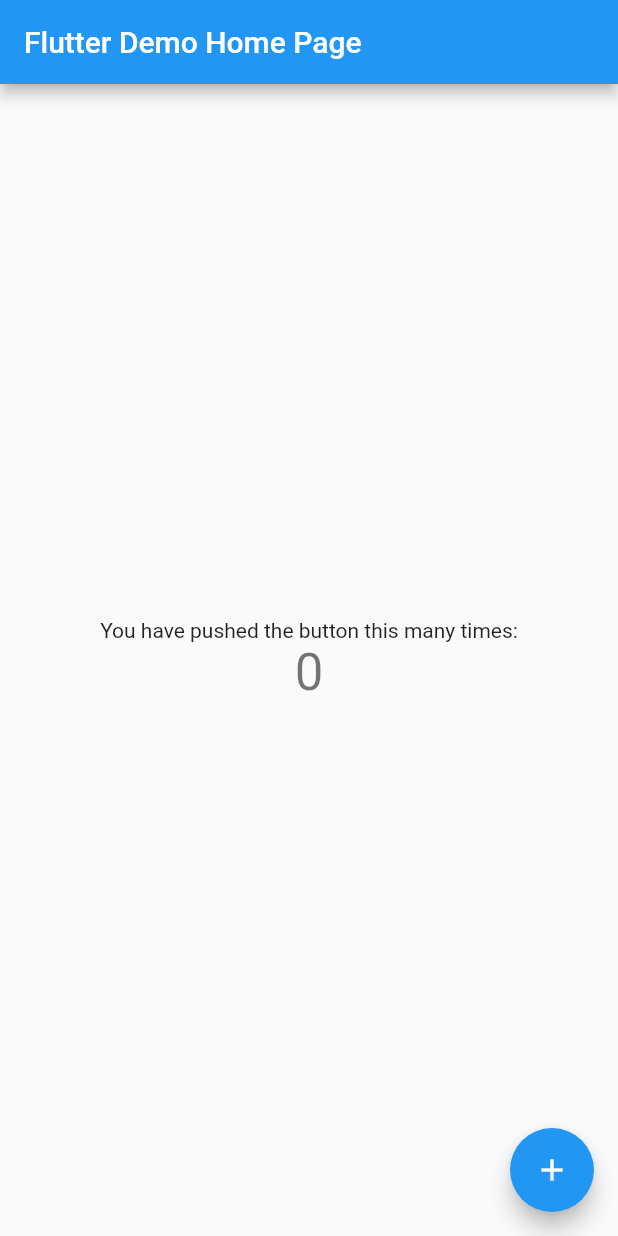
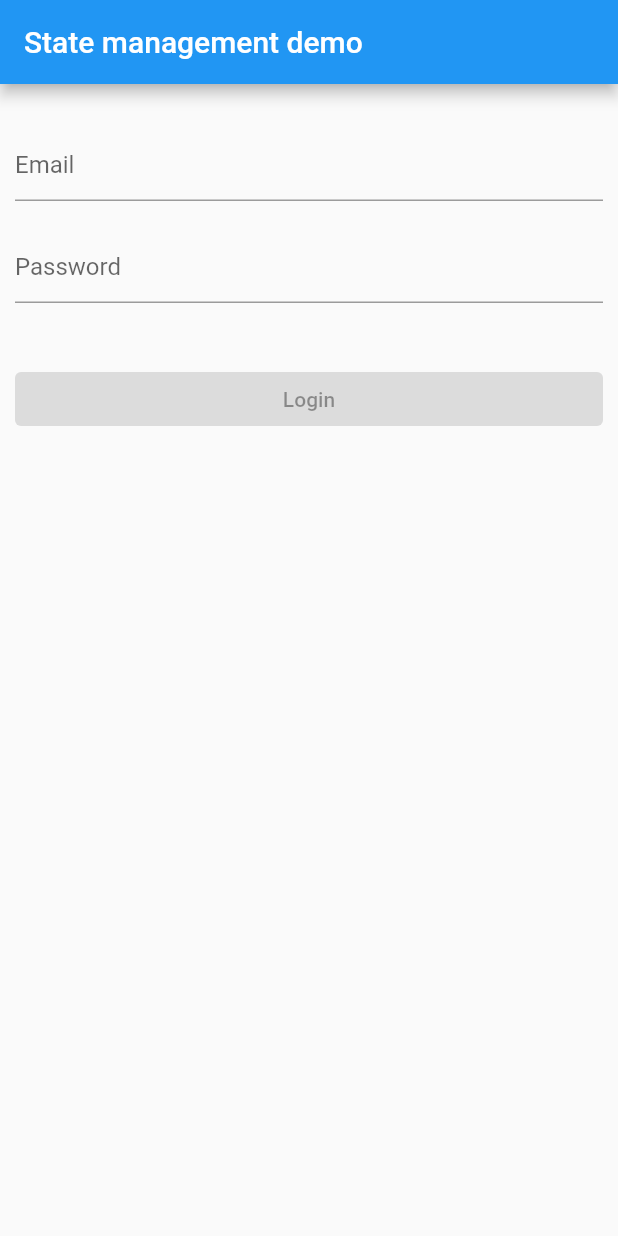
Before and after one commit to gianfrancopapa/state_management_demo, a Flutter app: the screen it shows after launch, on a phone screen of 412 x 824 dp. Run offline on Flutter 3.47's test engine with Material 2 defaults, Android fonts, the phone set to English and light mode, and no system bars; our stand-ins replace equatable, flutter_bloc.

Commit message:
basic bloc login example

```diff
--- /dev/null
+++ b/lib/login/bloc/login_bloc.dart
@@ -0,0 +1,56 @@
+import 'package:flutter_bloc/flutter_bloc.dart';
+import 'package:state_management_demo/login/bloc/login_event.dart';
+import 'package:state_management_demo/login/bloc/login_state.dart';
+
+class LoginBloc extends Bloc<LoginEvent, LoginState> {
+  LoginBloc() : super(const LoginState(email: '', password: ''));
+
+  @override
+  Stream<LoginState> mapEventToState(LoginEvent event) async* {
+    if (event is LoginEmailChanged) {
+      yield* _mapLoginEmailChanged(event);
+    } else if (event is LoginPasswordChanged) {
+      yield* _mapLoginPasswordChanged(event);
+    } else if (event is SignInWithEmailAndPassword) {
+      yield* _mapSignInWithEmailAndPassword(event);
+    }
+  }
+
+  Stream<LoginState> _mapLoginEmailChanged(LoginEmailChanged event) async* {
+    final email = event.email;
+    bool valid = _isValidForm(
+      state.copyWith(
+        email: email,
+      ),
+    );
+    yield state.copyWith(
+      email: email,
+      isValidForm: valid,
+    );
+  }
+
+  Stream<LoginState> _mapLoginPasswordChanged(
+      LoginPasswordChanged event) async* {
+    final password = event.password;
+    bool valid = _isValidForm(
+      state.copyWith(
+        password: password,
+      ),
+    );
+    yield state.copyWith(
+      password: password,
+      isValidForm: valid,
+    );
+  }
+
+  Stream<LoginState> _mapSignInWithEmailAndPassword(
+      SignInWithEmailAndPassword event) async* {
+    yield state.copyWith(status: LoginStatus.loading);
+    await Future.delayed(const Duration(seconds: 3));
+    yield state.copyWith(status: LoginStatus.success);
+  }
+
+  bool _isValidForm(LoginState state) {
+    return state.email.length > 0;
+  }
+}
--- /dev/null
+++ b/lib/login/bloc/login_event.dart
@@ -0,0 +1,28 @@
+import 'package:equatable/equatable.dart';
+
+abstract class LoginEvent extends Equatable {
+  const LoginEvent();
+}
+
+class LoginEmailChanged extends LoginEvent {
+  const LoginEmailChanged({required this.email});
+  final String email;
+
+  @override
+  List<Object?> get props => [email];
+}
+
+class LoginPasswordChanged extends LoginEvent {
+  const LoginPasswordChanged({required this.password});
+  final String password;
+
+  @override
+  List<Object?> get props => [password];
+}
+
+class SignInWithEmailAndPassword extends LoginEvent {
+  const SignInWithEmailAndPassword();
+
+  @override
+  List<Object?> get props => [];
+}
--- /dev/null
+++ b/lib/login/bloc/login_state.dart
@@ -0,0 +1,39 @@
+import 'package:equatable/equatable.dart';
+
+enum LoginStatus { initial, loading, success }
+
+class LoginState extends Equatable {
+  const LoginState({
+    required this.email,
+    required this.password,
+    this.isValidForm = false,
+    this.status = LoginStatus.initial,
+  });
+
+  final String email;
+  final String password;
+  final bool isValidForm;
+  final LoginStatus status;
+
+  LoginState copyWith({
+    String? email,
+    String? password,
+    bool? isValidForm,
+    LoginStatus? status,
+  }) {
+    return LoginState(
+      email: email ?? this.email,
+      password: password ?? this.password,
+      isValidForm: isValidForm ?? this.isValidForm,
+      status: status ?? this.status,
+    );
+  }
+
+  @override
+  List<Object?> get props => [
+        email,
+        password,
+        isValidForm,
+        status,
+      ];
+}
--- /dev/null
+++ b/lib/login/view/login_view.dart
@@ -0,0 +1,121 @@
+import 'package:flutter/material.dart';
+import 'package:flutter_bloc/flutter_bloc.dart';
+import 'package:state_management_demo/login/bloc/login_bloc.dart';
+import 'package:state_management_demo/login/bloc/login_event.dart';
+import 'package:state_management_demo/login/bloc/login_state.dart';
+
+class LoginView extends StatelessWidget {
+  const LoginView({Key? key}) : super(key: key);
+
+  @override
+  Widget build(BuildContext context) {
+    return Scaffold(
+      appBar: AppBar(
+        title: Text("State management demo"),
+      ),
+      body: BlocConsumer<LoginBloc, LoginState>(
+        listenWhen: (previous, current) => previous.status != current.status,
+        listener: (BuildContext context, LoginState state) {
+          if (state.status == LoginStatus.success) {
+            ScaffoldMessenger.of(context)
+              ..hideCurrentSnackBar()
+              ..showSnackBar(
+                SnackBar(
+                  content: Text('Success!'),
+                  behavior: SnackBarBehavior.floating,
+                  duration: const Duration(seconds: 5),
+                ),
+              );
+          }
+        },
+        buildWhen: (previous, current) => previous.status != current.status,
+        builder: (BuildContext context, LoginState state) {
+          if (state.status == LoginStatus.loading) {
+            return Center(child: CircularProgressIndicator());
+          }
+          return _LoginForm();
+        },
+      ),
+    );
+  }
+}
+
+class _LoginForm extends StatelessWidget {
+  const _LoginForm({Key? key}) : super(key: key);
+
+  @override
+  Widget build(BuildContext context) {
+    return Padding(
+      padding: const EdgeInsets.all(10.0),
+      child: Center(
+        child: ListView(
+          children: [
+            SizedBox(height: 20),
+            _EmailTextField(),
+            SizedBox(height: 20),
+            _PasswordTextField(),
+            SizedBox(height: 40),
+            _LoginButton(),
+          ],
+        ),
+      ),
+    );
+  }
+}
+
+class _EmailTextField extends StatelessWidget {
+  const _EmailTextField({Key? key}) : super(key: key);
+
+  @override
+  Widget build(BuildContext context) {
+    return BlocBuilder<LoginBloc, LoginState>(
+      buildWhen: (previous, current) => previous.email != current.email,
+      builder: (BuildContext context, LoginState state) {
+        return TextField(
+          onChanged: (newEmail) => context.read<LoginBloc>().add(
+                LoginEmailChanged(email: newEmail),
+              ),
+          decoration: InputDecoration(
+            hintText: 'Email',
+          ),
+        );
+      },
+    );
+  }
+}
+
+class _PasswordTextField extends StatelessWidget {
+  const _PasswordTextField({Key? key}) : super(key: key);
+
+  @override
+  Widget build(BuildContext context) {
+    return BlocBuilder<LoginBloc, LoginState>(
+      buildWhen: (previous, current) => previous.password != current.password,
+      builder: (BuildContext context, LoginState state) {
+        return TextField(
+          onChanged: (newPassword) => context.read<LoginBloc>().add(
+                LoginPasswordChanged(password: newPassword),
+              ),
+          decoration: InputDecoration(
+            hintText: 'Password',
+          ),
+        );
+      },
+    );
+  }
+}
+
+class _LoginButton extends StatelessWidget {
+  const _LoginButton({Key? key}) : super(key: key);
+
+  @override
+  Widget build(BuildContext context) {
+    final active = context.select((LoginBloc bloc) => bloc.state.isValidForm);
+    return ElevatedButton(
+      onPressed: active
+          ? () => context.read<LoginBloc>().add(SignInWithEmailAndPassword())
+          : null,
+      child: Text("Login"),
+    );
+  }
+}
--- a/lib/main.dart
+++ b/lib/main.dart
@@ -1,113 +1,59 @@
 import 'package:flutter/material.dart';
+import 'package:flutter_bloc/flutter_bloc.dart';
+import 'package:state_management_demo/login/bloc/login_bloc.dart';
+import 'package:state_management_demo/login/view/login_view.dart';
 
 void main() {
-  runApp(MyApp());
+  run(() async => MyApp());
 }
 
 class MyApp extends StatelessWidget {
-  // This widget is the root of your application.
   @override
   Widget build(BuildContext context) {
     return MaterialApp(
-      title: 'Flutter Demo',
+      title: 'State management demo',
+      debugShowCheckedModeBanner: false,
       theme: ThemeData(
-        // This is the theme of your application.
-        //
-        // Try running your application with "flutter run". You'll see the
-        // application has a blue toolbar. Then, without quitting the app, try
-        // changing the primarySwatch below to Colors.green and then invoke
-        // "hot reload" (press "r" in the console where you ran "flutter run",
-        // or simply save your changes to "hot reload" in a Flutter IDE).
-        // Notice that the counter didn't reset back to zero; the application
-        // is not restarted.
         primarySwatch: Colors.blue,
       ),
-      home: MyHomePage(title: 'Flutter Demo Home Page'),
+      home: MultiBlocProvider(
+        providers: [
+          BlocProvider(create: (context) => LoginBloc()),
+        ],
+        child: LoginView(),
+      ),
     );
   }
 }
 
-class MyHomePage extends StatefulWidget {
-  MyHomePage({Key? key, required this.title}) : super(key: key);
-
-  // This widget is the home page of your application. It is stateful, meaning
-  // that it has a State object (defined below) that contains fields that affect
-  // how it looks.
-
-  // This class is the configuration for the state. It holds the values (in this
-  // case the title) provided by the parent (in this case the App widget) and
-  // used by the build method of the State. Fields in a Widget subclass are
-  // always marked "final".
-
-  final String title;
-
-  @override
-  _MyHomePageState createState() => _MyHomePageState();
+void run(Future<Widget> Function() builder) async {
+  WidgetsFlutterBinding.ensureInitialized();
+  Bloc.observer = AppBlocObserver();
+  runApp(await builder());
 }
 
-class _MyHomePageState extends State<MyHomePage> {
-  int _counter = 0;
-
-  void _incrementCounter() {
-    setState(() {
-      // This call to setState tells the Flutter framework that something has
-      // changed in this State, which causes it to rerun the build method below
-      // so that the display can reflect the updated values. If we changed
-      // _counter without calling setState(), then the build method would not be
-      // called again, and so nothing would appear to happen.
-      _counter++;
-    });
+class AppBlocObserver extends BlocObserver {
+  @override
+  void onEvent(Bloc bloc, Object? event) {
+    super.onEvent(bloc, event);
+    print('onEvent ${bloc.runtimeType}: $event');
   }
 
   @override
-  Widget build(BuildContext context) {
-    // This method is rerun every time setState is called, for instance as done
-    // by the _incrementCounter method above.
-    //
-    // The Flutter framework has been optimized to make rerunning build methods
-    // fast, so that you can just rebuild anything that needs updating rather
-    // than having to individually change instances of widgets.
-    return Scaffold(
-      appBar: AppBar(
-        // Here we take the value from the MyHomePage object that was created by
-        // the App.build method, and use it to set our appbar title.
-        title: Text(widget.title),
-      ),
-      body: Center(
-        // Center is a layout widget. It takes a single child and positions it
-        // in the middle of the parent.
-        child: Column(
-          // Column is also a layout widget. It takes a list of children and
-          // arranges them vertically. By default, it sizes itself to fit its
-          // children horizontally, and tries to be as tall as its parent.
-          //
-          // Invoke "debug painting" (press "p" in the console, choose the
-          // "Toggle Debug Paint" action from the Flutter Inspector in Android
-          // Studio, or the "Toggle Debug Paint" command in Visual Studio Code)
-          // to see the wireframe for each widget.
-          //
-          // Column has various properties to control how it sizes itself and
-          // how it positions its children. Here we use mainAxisAlignment to
-          // center the children vertically; the main axis here is the vertical
-          // axis because Columns are vertical (the cross axis would be
-          // horizontal).
-          mainAxisAlignment: MainAxisAlignment.center,
-          children: <Widget>[
-            Text(
-              'You have pushed the button this many times:',
-            ),
-            Text(
-              '$_counter',
-              style: Theme.of(context).textTheme.headline4,
-            ),
-          ],
-        ),
-      ),
-      floatingActionButton: FloatingActionButton(
-        onPressed: _incrementCounter,
-        tooltip: 'Increment',
-        child: Icon(Icons.add),
-      ), // This trailing comma makes auto-formatting nicer for build methods.
-    );
+  void onChange(BlocBase bloc, Change change) {
+    super.onChange(bloc, change);
+    print('onChange ${bloc.runtimeType}: $change');
+  }
+
+  @override
+  void onTransition(Bloc bloc, Transition transition) {
+    super.onTransition(bloc, transition);
+    print('onTransition ${bloc.runtimeType}: $transition');
+  }
+
+  @override
+  void onError(BlocBase bloc, Object error, StackTrace stackTrace) {
+    super.onError(bloc, error, stackTrace);
+    print('onError ${bloc.runtimeType} $error $stackTrace');
   }
 }
```
Also changed, not shown: pubspec.yaml (+4 -55 lines), pubspec.lock, 2 other files.
